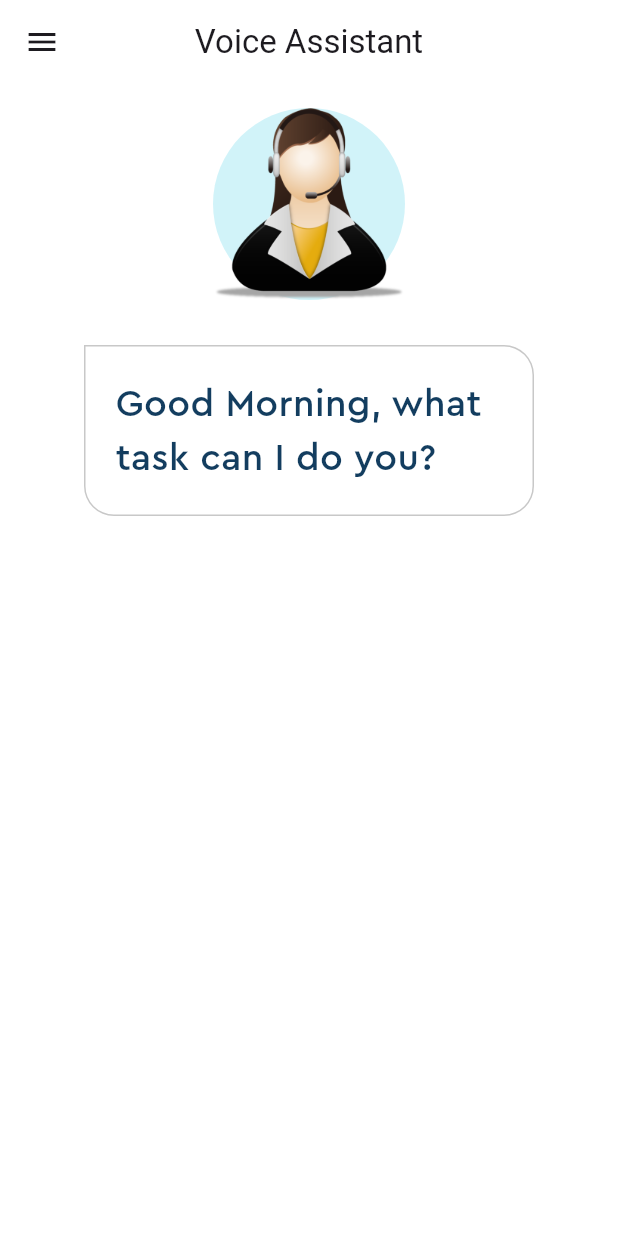
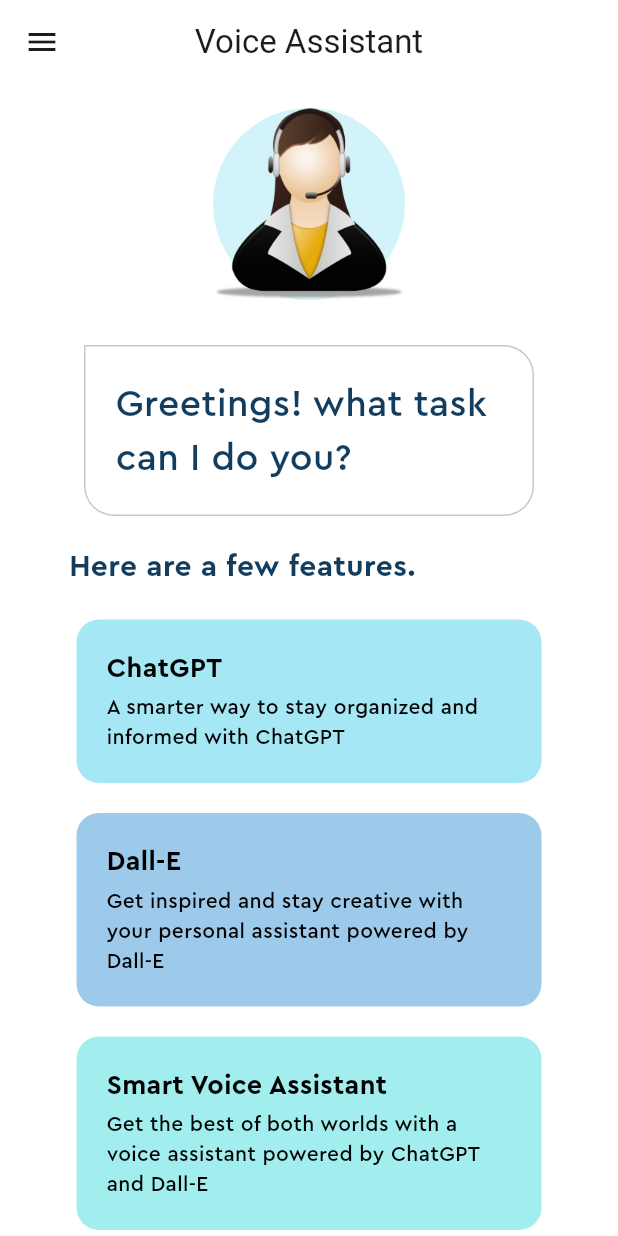
Before and after one commit to tahawaheed9/virtual_assistant, a Flutter app: the screen it shows after launch, on a phone screen of 412 x 824 dp. Run offline on Flutter 3.47's test engine with Material 3 defaults, Android fonts, the phone set to English and light mode, and no system bars.

Commit message:
Added | HomeView UI Components

```diff
--- a/lib/main.dart
+++ b/lib/main.dart
@@ -1,10 +1,26 @@
 import 'package:flutter/material.dart';
+import 'package:flutter/services.dart';
 
 import 'package:voice_assistant/views/home/home_view.dart';
 import 'package:voice_assistant/utils/constants/text_strings.dart';
 import 'package:voice_assistant/utils/constants/theme/app_theme.dart';
 
 void main() {
+  WidgetsFlutterBinding.ensureInitialized();
+
+  // Setting the background for the status bar to transparent
+  SystemChrome.setSystemUIOverlayStyle(
+    const SystemUiOverlayStyle(
+      // Status Bar Customization...
+      statusBarColor: Colors.transparent,
+      statusBarIconBrightness: Brightness.dark,
+
+      // System Navigation Bar Customization...
+      systemNavigationBarColor: Colors.transparent,
+      systemNavigationBarIconBrightness: Brightness.dark,
+    ),
+  );
+
   runApp(const MyApp());
 }
 
--- a/lib/utils/constants/app_sizes.dart
+++ b/lib/utils/constants/app_sizes.dart
@@ -1,17 +1,26 @@
 class AppSizes {
   AppSizes._();
 
+  // Paddings & Margins...
+  static const double kPadding10 = 10.0;
+  static const double kPadding20 = 20.0;
+  static const double kPadding30 = 30.0;
+  static const double kPadding35 = 35.0;
+  static const double kPadding40 = 40.0;
   static const double kDefaultPadding = 16.0;
-  static const double kDefaultContainerTopMargin = 30.0;
-  static const double kDefaultContainerVerticalPadding = 10.0;
-  static const double kDefaultContainerHorizontalMargin = 40.0;
-  static const double kDefaultContainerHorizontalPadding = 20.0;
 
+  // Avatar Radius...
   static const double kAssistantAvatarRadius = 64.0;
 
   // Font Sizes...
   static const double kGreetingFontSize = 25.0;
+  static const double kFeatureTextFontSize = 20.0;
+  static const double kFeatureBoxTitleFontSize = 18.0;
 
   // Container Sizes...
+  static const double kFeatureBoxRadius = 15.0;
   static const double kGreetingContainerRadius = 20.0;
+
+  // SizedBoxes heights & widths...
+  static const double kSizedBoxHeight3 = 3.0;
 }
--- a/lib/utils/constants/text_strings.dart
+++ b/lib/utils/constants/text_strings.dart
@@ -8,5 +8,20 @@
   static const String homeViewTitle = 'Voice Assistant';
 
   static const String homeViewGreetingText =
-      'Good Morning, what task can I do you?';
+      'Greetings! what task can I do you?';
+
+  static const String featureText = 'Here are a few features.';
+
+  // Feature Box Suggestions Title...
+  static const String firstFeatureTitle = 'ChatGPT';
+  static const String secondFeatureTitle = 'Dall-E';
+  static const String thirdFeatureTitle = 'Smart Voice Assistant';
+
+  // Feature Box Suggestions Description...
+  static const String firstFeatureDescription =
+      'A smarter way to stay organized and informed with ChatGPT';
+  static const String secondFeatureDescription =
+      'Get inspired and stay creative with your personal assistant powered by Dall-E';
+  static const String thirdFeatureDescription =
+      'Get the best of both worlds with a voice assistant powered by ChatGPT and Dall-E';
 }
--- /dev/null
+++ b/lib/views/components/feature_box.dart
@@ -0,0 +1,57 @@
+import 'package:flutter/material.dart';
+
+import 'package:voice_assistant/utils/constants/app_sizes.dart';
+import 'package:voice_assistant/utils/constants/theme/app_theme.dart';
+
+class FeatureBox extends StatelessWidget {
+  final Color color;
+  final String featureTitle;
+  final String featureDescription;
+
+  const FeatureBox({
+    super.key,
+    required this.color,
+    required this.featureTitle,
+    required this.featureDescription,
+  });
+
+  @override
+  Widget build(BuildContext context) {
+    return Container(
+      margin: const EdgeInsets.symmetric(
+        vertical: AppSizes.kPadding10,
+        horizontal: AppSizes.kPadding35,
+      ),
+      padding: const EdgeInsets.all(AppSizes.kPadding20),
+      decoration: BoxDecoration(
+        color: color,
+        borderRadius: BorderRadius.circular(AppSizes.kFeatureBoxRadius),
+      ),
+      child: Column(
+        children: <Widget>[
+          // Feature Title...
+          Align(
+            alignment: Alignment.centerLeft,
+            child: Text(
+              featureTitle,
+              style: const TextStyle(
+                fontWeight: FontWeight.bold,
+                color: AppTheme.blackColor,
+                fontFamily: AppTheme.kDefaultFontFamily,
+                fontSize: AppSizes.kFeatureBoxTitleFontSize,
+              ),
+            ),
+          ),
+          const SizedBox(height: AppSizes.kSizedBoxHeight3),
+          Text(
+            featureDescription,
+            style: const TextStyle(
+              color: AppTheme.blackColor,
+              fontFamily: AppTheme.kDefaultFontFamily,
+            ),
+          ),
+        ],
+      ),
+    );
+  }
+}
--- /dev/null
+++ b/lib/views/home/components/features_text.dart
@@ -0,0 +1,30 @@
+import 'package:flutter/material.dart';
+
+import 'package:voice_assistant/utils/constants/app_sizes.dart';
+import 'package:voice_assistant/utils/constants/text_strings.dart';
+import 'package:voice_assistant/utils/constants/theme/app_theme.dart';
+
+class FeaturesText extends StatelessWidget {
+  const FeaturesText({super.key});
+
+  @override
+  Widget build(BuildContext context) {
+    return Container(
+      alignment: Alignment.centerLeft,
+      padding: const EdgeInsets.all(AppSizes.kPadding10),
+      margin: const EdgeInsets.only(
+        top: AppSizes.kPadding10,
+        left: AppSizes.kPadding20,
+      ),
+      child: const Text(
+        AppTextStrings.featureText,
+        style: TextStyle(
+          fontWeight: FontWeight.bold,
+          color: AppTheme.mainFontColor,
+          fontSize: AppSizes.kFeatureTextFontSize,
+          fontFamily: AppTheme.kDefaultFontFamily,
+        ),
+      ),
+    );
+  }
+}
--- a/lib/views/home/components/greeting_text.dart
+++ b/lib/views/home/components/greeting_text.dart
@@ -11,12 +11,12 @@
   Widget build(BuildContext context) {
     return Container(
       padding: const EdgeInsets.symmetric(
-        vertical: AppSizes.kDefaultContainerVerticalPadding,
-        horizontal: AppSizes.kDefaultContainerHorizontalPadding,
+        vertical: AppSizes.kPadding10,
+        horizontal: AppSizes.kPadding20,
       ),
       margin: const EdgeInsets.symmetric(
-        horizontal: AppSizes.kDefaultContainerHorizontalMargin,
-      ).copyWith(top: AppSizes.kDefaultContainerTopMargin),
+        horizontal: AppSizes.kPadding40,
+      ).copyWith(top: AppSizes.kPadding30),
       decoration: BoxDecoration(
         border: Border.all(color: AppTheme.borderColor),
         borderRadius: BorderRadius.circular(
@@ -24,9 +24,7 @@
         ).copyWith(topLeft: Radius.zero),
       ),
       child: const Padding(
-        padding: EdgeInsets.symmetric(
-          vertical: AppSizes.kDefaultContainerVerticalPadding,
-        ),
+        padding: EdgeInsets.symmetric(vertical: AppSizes.kPadding10),
         child: Text(
           AppTextStrings.homeViewGreetingText,
           style: TextStyle(
--- a/lib/views/home/home_view.dart
+++ b/lib/views/home/home_view.dart
@@ -2,7 +2,10 @@
 
 import 'package:voice_assistant/utils/constants/app_sizes.dart';
 import 'package:voice_assistant/utils/constants/text_strings.dart';
+import 'package:voice_assistant/utils/constants/theme/app_theme.dart';
 import 'package:voice_assistant/views/components/custom_app_bar.dart';
+import 'package:voice_assistant/views/components/feature_box.dart';
+import 'package:voice_assistant/views/home/components/features_text.dart';
 import 'package:voice_assistant/views/home/components/greeting_text.dart';
 import 'package:voice_assistant/views/home/components/assistant_avatar.dart';
 
@@ -21,12 +24,35 @@
         leading: const Icon(Icons.menu_outlined),
         title: AppTextStrings.homeViewTitle,
       ),
-      body: SingleChildScrollView(
-        padding: const EdgeInsets.all(AppSizes.kDefaultPadding),
+      body: const SingleChildScrollView(
+        padding: EdgeInsets.all(AppSizes.kDefaultPadding),
         child: Center(
           child: Column(
             mainAxisAlignment: MainAxisAlignment.start,
-            children: <Widget>[AssistantAvatar(), GreetingText()],
+            children: <Widget>[
+              AssistantAvatar(),
+              GreetingText(),
+              FeaturesText(),
+              Column(
+                children: <Widget>[
+                  FeatureBox(
+                    color: AppTheme.firstSuggestionBoxColor,
+                    featureTitle: AppTextStrings.firstFeatureTitle,
+                    featureDescription: AppTextStrings.firstFeatureDescription,
+                  ),
+                  FeatureBox(
+                    color: AppTheme.secondSuggestionBoxColor,
+                    featureTitle: AppTextStrings.secondFeatureTitle,
+                    featureDescription: AppTextStrings.secondFeatureDescription,
+                  ),
+                  FeatureBox(
+                    color: AppTheme.thirdSuggestionBoxColor,
+                    featureTitle: AppTextStrings.thirdFeatureTitle,
+                    featureDescription: AppTextStrings.thirdFeatureDescription,
+                  ),
+                ],
+              ),
+            ],
           ),
         ),
       ),
--- a/pubspec.yaml
+++ b/pubspec.yaml
@@ -16,7 +16,7 @@
 # https://developer.apple.com/library/archive/documentation/General/Reference/InfoPlistKeyReference/Articles/CoreFoundationKeys.html
 # In Windows, build-name is used as the major, minor, and patch parts
 # of the product and file versions while build-number is used as the build suffix.
-version: 1.0.0+1
+version: 1.1.0+1
 
 environment:
   sdk: ^3.7.2
```
